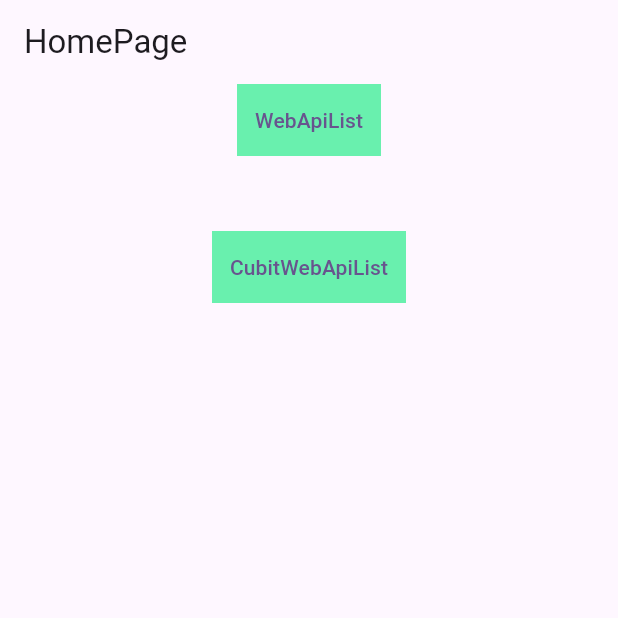
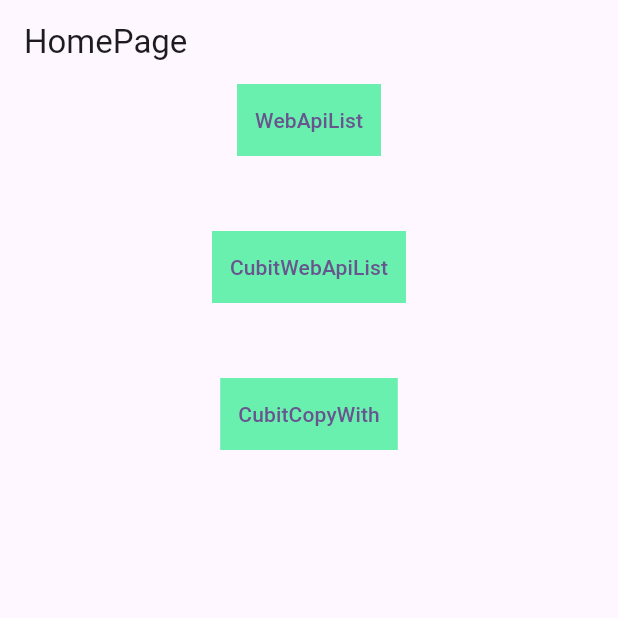
Before and after one commit to kgpksh/flutter_practice2, a Flutter app: the screen it shows after launch, on a phone screen of 412 x 824 dp, the top half of it. Run offline on Flutter 3.47's test engine with Material 3 defaults, Android fonts, the phone set to English and light mode, and no system bars; our stand-ins replace bloc, dio, equatable, flutter_bloc; accounts and stored records are empty; network calls fail.

```diff
--- a/lib/app_router.dart
+++ b/lib/app_router.dart
@@ -1,13 +1,16 @@
-import 'package:flutter/cupertino.dart';
 import 'package:flutter/material.dart';
 import 'package:flutter_bloc/flutter_bloc.dart';
+import 'package:flutter_practice2/bloc/cubit/cubit_copywith/copywith_user_list_cubit.dart';
 import 'package:flutter_practice2/bloc/cubit/cubit_inherit/inherit_user_list_extends_cubit.dart';
 import 'package:flutter_practice2/views/cubit/user_list.dart';
+import 'package:flutter_practice2/views/cubit/user_list_copywith.dart';
 import 'package:flutter_practice2/views/home_page.dart';
-import 'package:flutter_practice2/web_api_list/web_api_list.dart';
+import 'package:flutter_practice2/views/web_api_list/web_api_list.dart';
 
 class AppRouter {
   final _userListExtendsCubit = InheritUserListExtendsCubit();
+  final _copyWithListCubit = CopyWithUserListCubit();
+
   Route? onGenerateroute(RouteSettings routeSettings) {
     switch (routeSettings.name) {
       case '/':
@@ -19,6 +22,11 @@ class AppRouter {
             builder: (_) => BlocProvider.value(
                 value: _userListExtendsCubit,
                 child: InheritUserListForCubitExtends()));
+      case '/cubitCopyWith' :
+        return MaterialPageRoute(
+            builder: (_) => BlocProvider.value(
+                value: _copyWithListCubit,
+                child: CopyWithUserList()));
       default:
         return null;
     }
--- /dev/null
+++ b/lib/bloc/cubit/cubit_copywith/copywith_user_list_cubit.dart
@@ -0,0 +1,36 @@
+import 'package:bloc/bloc.dart';
+import 'package:dio/dio.dart';
+import 'package:equatable/equatable.dart';
+import 'package:flutter_practice2/model/user_info_results.dart';
+import 'package:meta/meta.dart';
+
+part 'copywith_user_list_state.dart';
+
+class CopyWithUserListCubit extends Cubit<UserListCopyWithCubitState> {
+  late Dio _dio;
+
+  CopyWithUserListCubit() : super(UserListCopyWithCubitState.init()) {
+    _dio = Dio(BaseOptions(baseUrl: 'https://randomuser.me/'));
+    loadUserList();
+  }
+
+  loadUserList() async {
+    try {
+      if (state.status == UserListCubitStatus.loading ||
+          state.status == UserListCubitStatus.error) {
+        return;
+      }
+
+      emit(state.copyWith(status: UserListCubitStatus.loading));
+      var result = await _dio.get('api', queryParameters: {
+        'results': 10,
+        'seed': 'sudar',
+        'page': state.userInfoResult.currentPage,
+      });
+
+      emit(state.copyWith(status: UserListCubitStatus.loaded, userInfoResult: state.userInfoResult.copyWithJson(result.data)));
+    } catch (e) {
+      emit(state.copyWith(status: UserListCubitStatus.error, errorMessage: e.toString()));
+    }
+  }
+}
--- a/lib/model/user_info_results.dart
+++ b/lib/model/user_info_results.dart
@@ -4,7 +4,7 @@ class UserInfoResult extends Equatable {
   final int currentPage;
   final List<UserInfo> userInfoList;
 
-  UserInfoResult({required this.currentPage, required this.userInfoList});
+  const UserInfoResult({required this.currentPage, required this.userInfoList});
 
   UserInfoResult.init() : this(currentPage: 0, userInfoList: []);
 
--- a/lib/views/home_page.dart
+++ b/lib/views/home_page.dart
@@ -40,6 +40,20 @@ class HomePage extends StatelessWidget {
                     ),
                   ],
                 )),
+            SizedBox(height: 50,),
+            ClipRect(
+                child: Stack(
+                  children: [
+                    Positioned.fill(child: Container(
+                      color: Colors.greenAccent,
+                    )),
+                    TextButton(
+                      onPressed: () =>
+                          Navigator.of(context).pushNamed('/cubitCopyWith'),
+                      child: Text('CubitCopyWith'),
+                    ),
+                  ],
+                )),
           ],
         ),
       ),
```
Also changed, not shown: lib/bloc/cubit/cubit_copywith/copywith_user_list_state.dart (added, +45 -0 lines), lib/views/cubit/user_list_copywith.dart (added, +77 -0 lines), lib/views/web_api_list/web_api_list.dart (renamed from lib/web_api_list/web_api_list.dart).
